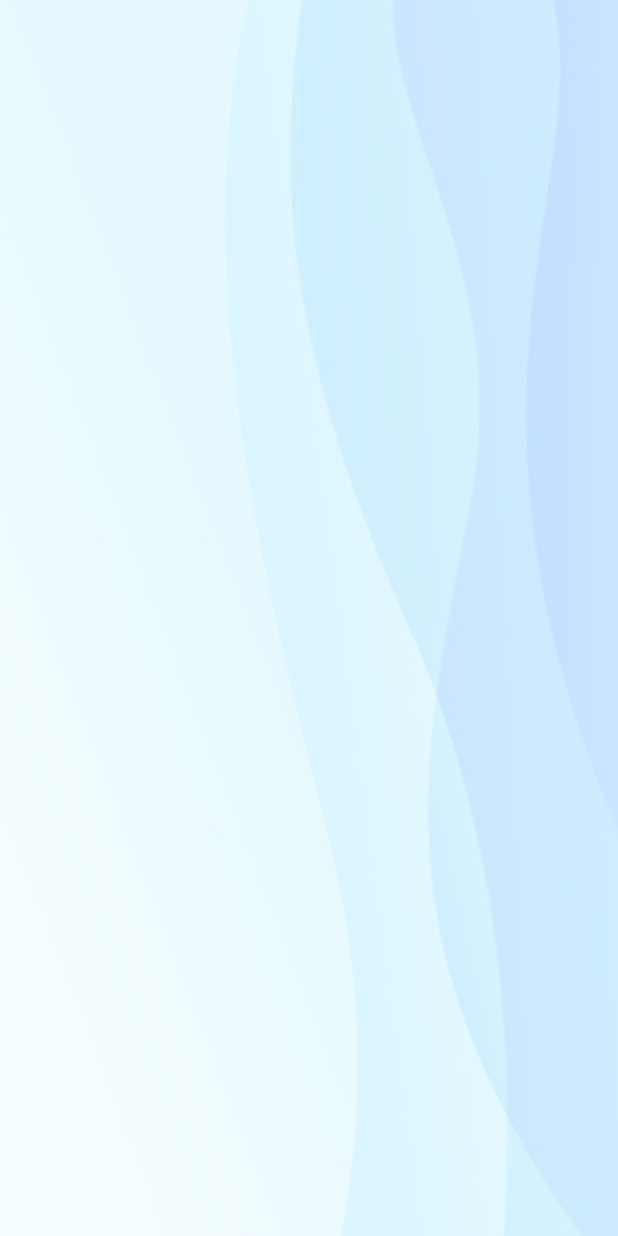
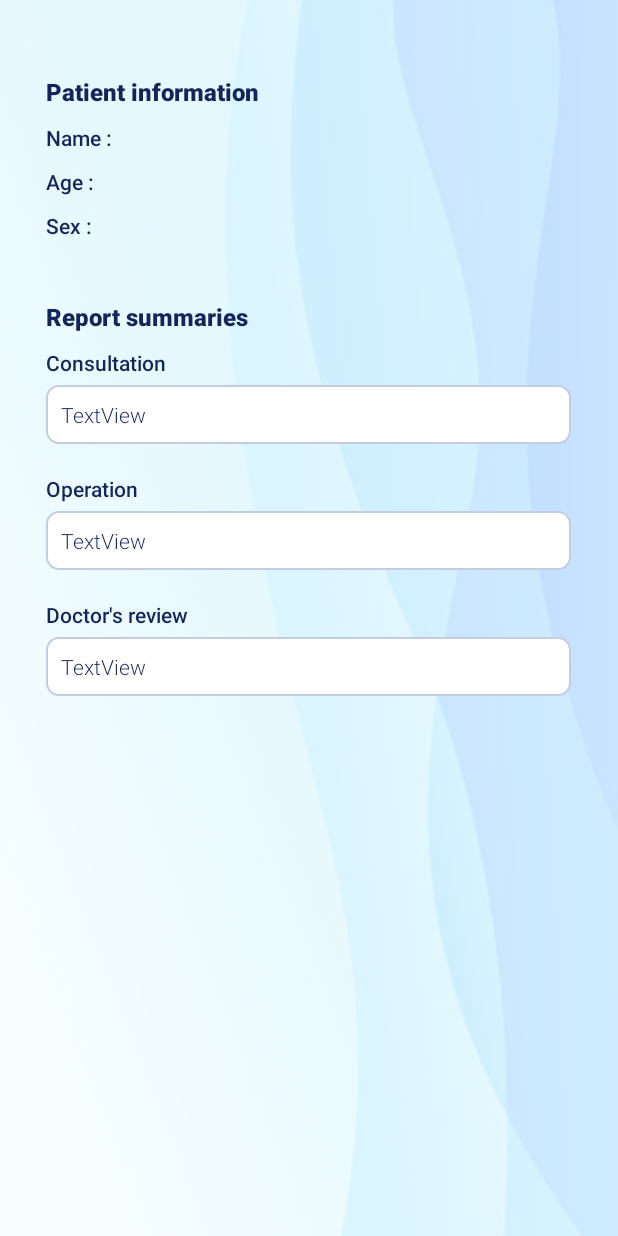
Before and after one commit to Rohithj47/Sermo, an Android app: the ViewReportActivity screen opened directly, with no data from a screen before it, on a phone screen of 412 x 824 dp. Run offline under Robolectric (Android 15) with nearby library versions, the phone set to English and light mode, and no system bars.

Commit message:
Report view screen

```diff
--- a/mobile-client/app/src/main/java/com/example/sermo/ViewReportActivity.java
+++ b/mobile-client/app/src/main/java/com/example/sermo/ViewReportActivity.java
@@ -15,8 +15,8 @@ public class ViewReportActivity extends AppCompatActivity {
         setContentView(R.layout.activity_view_report);
 
         Intent intent = getIntent();
-        TextView textView = findViewById(R.id.reportTitle);
-        Log.d("Object", String.valueOf(textView));
-        textView.setText(intent.getStringExtra("tag"));
+        //TextView textView = findViewById(R.id.reportTitle);
+        //Log.d("Object", String.valueOf(textView));
+        //textView.setText(intent.getStringExtra("tag"));
     }
 }
--- a/mobile-client/app/src/main/res/layout/activity_view_report.xml
+++ b/mobile-client/app/src/main/res/layout/activity_view_report.xml
@@ -7,19 +7,150 @@
     android:background="@drawable/background"
     android:backgroundTint="#80FFFFFF"
     android:backgroundTintMode="src_over"
-    tools:context=".ViewReportActivity">
+    tools:context=".ViewReportActivity"
+    tools:layout_editor_absoluteX="0dp"
+    tools:layout_editor_absoluteY="62dp">
 
     <TextView
-        android:id="@+id/reportTitle"
+        android:id="@+id/ConsultationSummaryHeading"
         android:layout_width="wrap_content"
         android:layout_height="wrap_content"
-        android:layout_marginTop="70dp"
+        android:layout_marginTop="10dp"
+        android:background="@color/transparent"
         android:fontFamily="sans-serif-medium"
-        android:text="Report title"
-        android:textColor="@color/black"
-        android:textSize="24sp"
-        android:textStyle="bold"
+        android:text="Consultation"
+        android:textColor="@color/primary_text"
+        app:layout_constraintStart_toStartOf="@+id/ConsultationSummaryContent"
+        app:layout_constraintTop_toBottomOf="@+id/ReportSummariesDisplayHeading" />
+
+    <TextView
+        android:id="@+id/ConsultationSummaryContent"
+        android:layout_width="350dp"
+        android:layout_height="wrap_content"
+        android:layout_marginTop="5dp"
+        android:background="@drawable/shape"
+        android:fontFamily="sans-serif-light"
+        android:padding="10dp"
+        android:text="TextView"
+        android:textColor="@color/primary_text"
         app:layout_constraintEnd_toEndOf="parent"
+        app:layout_constraintHorizontal_bias="0.491"
         app:layout_constraintStart_toStartOf="parent"
+        app:layout_constraintTop_toBottomOf="@+id/ConsultationSummaryHeading" />
+
+    <TextView
+        android:id="@+id/OperationSummaryHeading"
+        android:layout_width="wrap_content"
+        android:layout_height="wrap_content"
+        android:layout_marginTop="20dp"
+        android:background="@color/transparent"
+        android:fontFamily="sans-serif-medium"
+        android:text="Operation"
+        android:textColor="@color/primary_text"
+        app:layout_constraintStart_toStartOf="@+id/OperationSummaryContent"
+        app:layout_constraintTop_toBottomOf="@+id/ConsultationSummaryContent" />
+
+    <TextView
+        android:id="@+id/OperationSummaryContent"
+        android:layout_width="350dp"
+        android:layout_height="wrap_content"
+        android:layout_marginTop="5dp"
+        android:background="@drawable/shape"
+        android:fontFamily="sans-serif-light"
+        android:padding="10dp"
+        android:text="TextView"
+        android:textColor="@color/primary_text"
+        app:layout_constraintEnd_toEndOf="parent"
+        app:layout_constraintHorizontal_bias="0.491"
+        app:layout_constraintStart_toStartOf="parent"
+        app:layout_constraintTop_toBottomOf="@+id/OperationSummaryHeading" />
+
+    <TextView
+        android:id="@+id/DoctorReviewHeading"
+        android:layout_width="wrap_content"
+        android:layout_height="wrap_content"
+        android:layout_marginTop="20dp"
+        android:background="@color/transparent"
+        android:fontFamily="sans-serif-medium"
+        android:text="Doctor's review"
+        android:textColor="@color/primary_text"
+        app:layout_constraintStart_toStartOf="@+id/DoctorReviewContent"
+        app:layout_constraintTop_toBottomOf="@+id/OperationSummaryContent" />
+
+    <TextView
+        android:id="@+id/DoctorReviewContent"
+        android:layout_width="350dp"
+        android:layout_height="wrap_content"
+        android:layout_marginTop="5dp"
+        android:background="@drawable/shape"
+        android:fontFamily="sans-serif-light"
+        android:padding="10dp"
+        android:text="TextView"
+        android:textColor="@color/primary_text"
+        app:layout_constraintEnd_toEndOf="parent"
+        app:layout_constraintHorizontal_bias="0.491"
+        app:layout_constraintStart_toStartOf="parent"
+        app:layout_constraintTop_toBottomOf="@+id/DoctorReviewHeading" />
+
+    <TextView
+        android:id="@+id/PatientInformationDisplayHeading"
+        android:layout_width="wrap_content"
+        android:layout_height="wrap_content"
+        android:layout_marginTop="50dp"
+        android:background="@color/transparent"
+        android:fontFamily="sans-serif-black"
+        android:text="Patient information"
+        android:textColor="@color/primary_text"
+        android:textSize="16sp"
+        app:layout_constraintStart_toStartOf="@+id/ReportSummariesDisplayHeading"
         app:layout_constraintTop_toTopOf="parent" />
+
+    <TextView
+        android:id="@+id/ReportSummariesDisplayHeading"
+        android:layout_width="wrap_content"
+        android:layout_height="wrap_content"
+        android:layout_marginTop="40dp"
+        android:background="@color/transparent"
+        android:fontFamily="sans-serif-black"
+        android:text="Report summaries"
+        android:textColor="@color/primary_text"
+        android:textSize="16sp"
+        app:layout_constraintStart_toStartOf="@+id/ConsultationSummaryContent"
+        app:layout_constraintTop_toBottomOf="@+id/patientNameDisplay" />
+
+    <TextView
+        android:id="@+id/PatientNameDisplay"
+        android:layout_width="wrap_content"
+        android:layout_height="wrap_content"
+        android:layout_marginTop="10dp"
+        android:background="@color/transparent"
+        android:fontFamily="sans-serif-medium"
+        android:text="Name :"
+        android:textColor="@color/primary_text"
+        app:layout_constraintStart_toStartOf="@+id/PatientInformationDisplayHeading"
+        app:layout_constraintTop_toBottomOf="@+id/PatientInformationDisplayHeading" />
+
+    <TextView
+        android:id="@+id/patientNameDisplay"
+        android:layout_width="wrap_content"
+        android:layout_height="wrap_content"
+        android:layout_marginTop="10dp"
+        android:background="@color/transparent"
+        android:fontFamily="sans-serif-medium"
+        android:text="Sex : "
+        android:textColor="@color/primary_text"
+        app:layout_constraintStart_toStartOf="@+id/PatientInformationDisplayHeading"
+        app:layout_constraintTop_toBottomOf="@+id/patientNameDisplay2" />
+
+    <TextView
+        android:id="@+id/patientNameDisplay2"
+        android:layout_width="wrap_content"
+        android:layout_height="wrap_content"
+        android:layout_marginTop="10dp"
+        android:background="@color/transparent"
+        android:fontFamily="sans-serif-medium"
+        android:text="Age :"
+        android:textColor="@color/primary_text"
+        app:layout_constraintStart_toStartOf="@+id/PatientInformationDisplayHeading"
+        app:layout_constraintTop_toBottomOf="@+id/PatientNameDisplay" />
 </androidx.constraintlayout.widget.ConstraintLayout>
```
